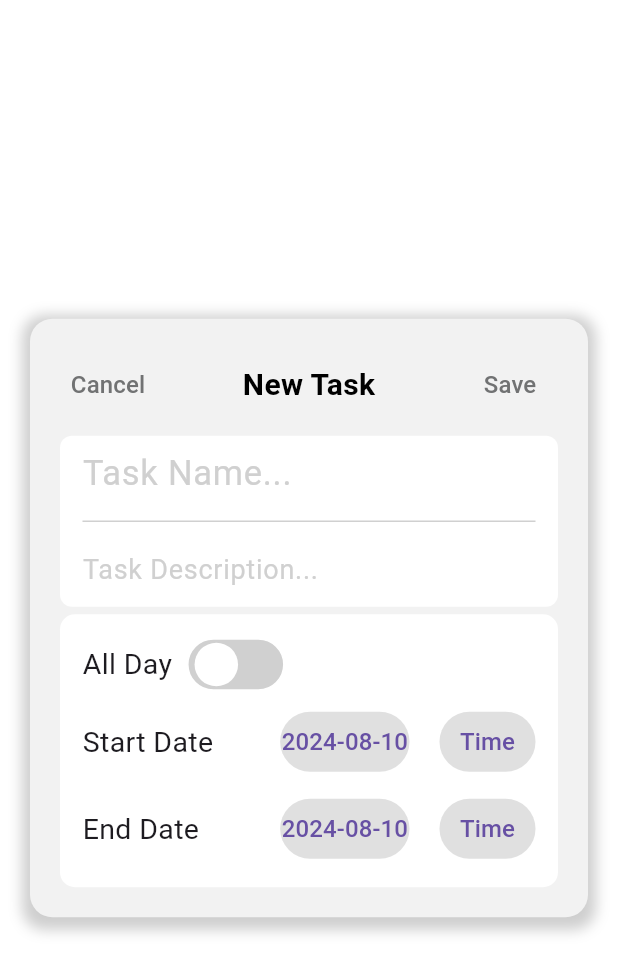
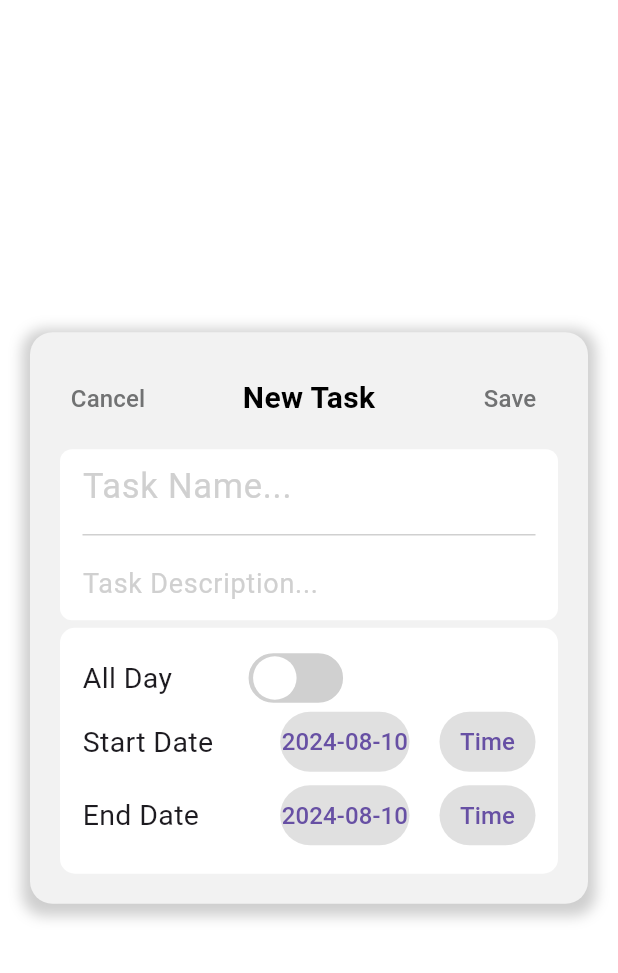
Before and after one commit to Fah4664/reminder-application, a Flutter app: the screen it shows after launch, item 2 of the bottom bar chosen, on a phone screen of 412 x 824 dp. Shown: the top 973 px of the screen. Run offline on Flutter 3.47's test engine with Material 3 defaults, Android fonts, the phone set to English and light mode, and no system bars.

Commit message:
Update add_task_page.dart

```diff
--- a/lib/add_task_page.dart
+++ b/lib/add_task_page.dart
@@ -177,7 +177,7 @@ class AddTaskPageState extends State<AddTaskPage> {
                           'All Day',
                           style: TextStyle(fontSize: 19),
                         ),
-                        const SizedBox(width: 10), // ระยะห่างระหว่าง 'All Day' กับปุ่ม
+                        const SizedBox(width: 50), // ระยะห่างระหว่าง 'All Day' กับปุ่ม
                         GestureDetector(
                           onTap: () {
                             setState(() {
@@ -200,10 +200,10 @@ class AddTaskPageState extends State<AddTaskPage> {
                                   child: Container(
                                     width: 29,
                                     height: 29, // ปรับให้ความสูงเท่ากันกับความกว้าง
-                                    margin: const EdgeInsets.symmetric(horizontal: 4.0),
-                                    decoration: BoxDecoration(
-                                      color: const Color(0xFFFFFFFF),
-                                      shape: BoxShape.circle,
+                                    margin: const EdgeInsets.symmetric(horizontal: 3.0),
+                                    decoration: const BoxDecoration(
+                                      color: Color(0xFFffffff), // สีพื้นหลังของ Container
+                                      borderRadius: BorderRadius.all(Radius.circular(15.0)), // มุมโค้งมนของ Container
                                     ),
                                   ),
                                 ),
@@ -213,7 +213,7 @@ class AddTaskPageState extends State<AddTaskPage> {
                         ),
                       ],
                     ),
-                    const SizedBox(height: 10), // ระยะห่างระหว่าง 'All Day' และวันที่ด้านล่าง
+                    const SizedBox(height: 1), // ระยะห่างระหว่าง 'All Day' และวันที่ด้านล่าง
                     if (!isAllDay) ...[
                       Row(
                         mainAxisAlignment: MainAxisAlignment.spaceBetween,
@@ -232,15 +232,15 @@ class AddTaskPageState extends State<AddTaskPage> {
                                       startDate = dateTime;
                                     });
                                   }),
+                                  style: TextButton.styleFrom(
+                                    padding: const EdgeInsets.all(1.0),
+                                    backgroundColor: const Color(0xFFe0e0e0),
+                                  ),
                                   child: Text(
                                     startDate == null
                                         ? DateFormat('yyyy-MM-dd').format(DateTime.now())
                                         : DateFormat('yyyy-MM-dd').format(startDate!),
                                     style: const TextStyle(fontSize: 16),
-                                  ),
-                                  style: TextButton.styleFrom(
-                                    padding: const EdgeInsets.all(1.0),
-                                    backgroundColor: const Color(0xFFe0e0e0),
                                   ),
                                 ),
                                 const SizedBox(width: 20),
@@ -250,23 +250,23 @@ class AddTaskPageState extends State<AddTaskPage> {
                                       startTime = timeOfDay;
                                     });
                                   }),
+                                  style: TextButton.styleFrom(
+                                    padding: const EdgeInsets.all(1.0),
+                                    backgroundColor: const Color(0xFFe0e0e0),
+                                  ),
                                   child: Text(
                                     startTime == null
                                         ? 'Time'
                                         : startTime!.format(context),
                                     style: const TextStyle(fontSize: 16),
                                   ),
-                                  style: TextButton.styleFrom(
-                                    padding: const EdgeInsets.all(1.0),
-                                    backgroundColor: const Color(0xFFe0e0e0),
-                                  ),
-                                ),
+                                )
                               ],
                             ),
                           ),
                         ],
                       ),
-                      const SizedBox(height: 10),
+                      const SizedBox(height: 1),
                       Row(
                         mainAxisAlignment: MainAxisAlignment.spaceBetween,
                         children: <Widget>[
@@ -284,15 +284,15 @@ class AddTaskPageState extends State<AddTaskPage> {
                                       endDate = dateTime;
                                     });
                                   }),
+                                  style: TextButton.styleFrom(
+                                    padding: const EdgeInsets.all(1.0),
+                                    backgroundColor: const Color(0xFFe0e0e0),
+                                  ),
                                   child: Text(
                                     endDate == null
                                         ? DateFormat('yyyy-MM-dd').format(DateTime.now())
                                         : DateFormat('yyyy-MM-dd').format(endDate!),
                                     style: const TextStyle(fontSize: 16),
-                                  ),
-                                  style: TextButton.styleFrom(
-                                    padding: const EdgeInsets.all(1.0),
-                                    backgroundColor: const Color(0xFFe0e0e0),
                                   ),
                                 ),
                                 const SizedBox(width: 20),
@@ -302,15 +302,15 @@ class AddTaskPageState extends State<AddTaskPage> {
                                       endTime = timeOfDay;
                                     });
                                   }),
+                                  style: TextButton.styleFrom(
+                                    padding: const EdgeInsets.all(1.0),
+                                    backgroundColor: const Color(0xFFe0e0e0),
+                                  ),
                                   child: Text(
                                     endTime == null
                                         ? 'Time'
                                         : endTime!.format(context),
                                     style: const TextStyle(fontSize: 16),
-                                  ),
-                                  style: TextButton.styleFrom(
-                                    padding: const EdgeInsets.all(1.0),
-                                    backgroundColor: const Color(0xFFe0e0e0),
                                   ),
                                 ),
                               ],
@@ -330,6 +330,10 @@ class AddTaskPageState extends State<AddTaskPage> {
                             child: SizedBox(
                               width: double.infinity,
                               child: TextButton(
+                                style: TextButton.styleFrom(
+                                  padding: const EdgeInsets.all(1.0),
+                                  backgroundColor: const Color(0xFFe0e0e0),
+                                ),
                                 onPressed: () => selectDate(context, true, (dateTime) {
                                   setState(() {
                                     startDate = dateTime;
@@ -340,10 +344,6 @@ class AddTaskPageState extends State<AddTaskPage> {
                                       ? DateFormat('yyyy-MM-dd').format(DateTime.now())
                                       : DateFormat('yyyy-MM-dd').format(startDate!),
                                   style: const TextStyle(fontSize: 16),
-                                ),
-                                style: TextButton.styleFrom(
-                                  padding: const EdgeInsets.all(1.0),
-                                  backgroundColor: const Color(0xFFe0e0e0),
                                 ),
                               ),
                             ),
@@ -362,6 +362,10 @@ class AddTaskPageState extends State<AddTaskPage> {
                             child: SizedBox(
                               width: double.infinity,
                               child: TextButton(
+                                style: TextButton.styleFrom(
+                                  padding: const EdgeInsets.all(1.0),
+                                  backgroundColor: const Color(0xFFe0e0e0),
+                                ),
                                 onPressed: () => selectDate(context, false, (dateTime) {
                                   setState(() {
                                     endDate = dateTime;
@@ -372,10 +376,6 @@ class AddTaskPageState extends State<AddTaskPage> {
                                       ? DateFormat('yyyy-MM-dd').format(DateTime.now())
                                       : DateFormat('yyyy-MM-dd').format(endDate!),
                                   style: const TextStyle(fontSize: 16),
-                                ),
-                                style: TextButton.styleFrom(
-                                  padding: const EdgeInsets.all(1.0),
-                                  backgroundColor: const Color(0xFFe0e0e0),
                                 ),
                               ),
                             ),
```
